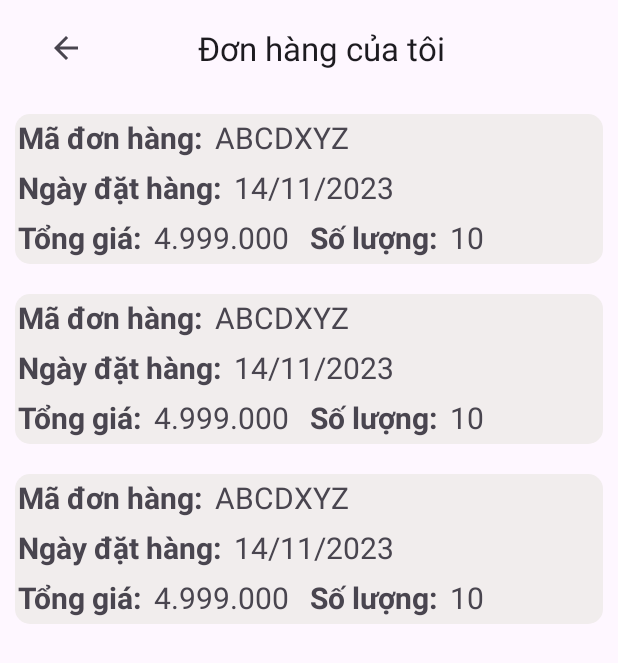
After one commit to thanhhuydoan2002/Clothes_Store, an Android app: the layout orders_fragment.xml on its own in the app's theme, with its tools: preview values and no code run, on a phone screen of 412 x 824 dp. The commit adds this screen. Shown: the top 663 px of the screen. Run offline under Robolectric (Android 15) with nearby library versions, the phone set to English and light mode, and no system bars.

Commit message:
Orders screen updated

```diff
--- a/app/src/main/java/com/example/tools_store_app/CartFragment.kt
+++ b/app/src/main/java/com/example/tools_store_app/CartFragment.kt
@@ -6,7 +6,6 @@ import com.example.tools_store_app.Models.CartModel
 import android.annotation.SuppressLint
 import android.graphics.Color
 import android.os.Bundle
-import android.util.Log
 import android.view.View
 import androidx.fragment.app.Fragment
 import androidx.navigation.Navigation
@@ -32,6 +31,8 @@ class CartFragment : Fragment(R.layout.cart_fragment), CartAdapter.OnLongClickRe
 
 
     private var orderDatabaseReference = Firebase.firestore.collection("orders")
+    private var cartDatabaseReference = Firebase.firestore.collection("cart")
+
 
     override fun onViewCreated(view: View, savedInstanceState: Bundle?) {
         super.onViewCreated(view, savedInstanceState)
@@ -53,19 +54,22 @@ class CartFragment : Fragment(R.layout.cart_fragment), CartAdapter.OnLongClickRe
 
 
 
+
         adapter = CartAdapter(requireContext(),cartList ,this)
         binding.rvCartItems.adapter = adapter
         binding.rvCartItems.layoutManager = layoutManager
 
 
 
+        binding.btnCartCheckout.setOnClickListener {
 
 
 
-        binding.btnCartCheckout.setOnClickListener {
-
             if(cartList.size > 0){
                 requireActivity().toast("Whooooa!! Giá trị đơn hàng của bạn là ${totalPrice}\n và đơn hàng sẽ giao đến bạn trong 7 ngày tiếp theo")
+
+                //add vao order
+
                 cartList.clear()
             }
 
@@ -84,17 +88,15 @@ class CartFragment : Fragment(R.layout.cart_fragment), CartAdapter.OnLongClickRe
 
 
 
-
     @SuppressLint("SuspiciousIndentation")
     private fun retrieveCartItems() {
-
-        orderDatabaseReference
+        cartDatabaseReference
             .whereEqualTo("uid",auth.currentUser!!.uid)
             .get()
             .addOnSuccessListener { querySnapshot ->
                 for (item in querySnapshot) {
+                    // each
                     val cartProduct = item.toObject<CartModel>()
-
 
                     cartList.add(cartProduct)
 
@@ -123,7 +125,7 @@ class CartFragment : Fragment(R.layout.cart_fragment), CartAdapter.OnLongClickRe
 
     override fun onLongRemove(item: CartModel , position:Int) {
 
-        orderDatabaseReference
+        cartDatabaseReference
             .whereEqualTo("uid",item.uid)
             .whereEqualTo("pid",item.pid)
             .whereEqualTo("size",item.size)
@@ -131,7 +133,7 @@ class CartFragment : Fragment(R.layout.cart_fragment), CartAdapter.OnLongClickRe
             .addOnSuccessListener { querySnapshot ->
 
                 for (item in querySnapshot){
-                    orderDatabaseReference.document(item.id).delete()
+                    cartDatabaseReference.document(item.id).delete()
                     cartList.removeAt(position)
                     adapter.notifyItemRemoved(position)
 
--- a/app/src/main/java/com/example/tools_store_app/DetailsFragment.kt
+++ b/app/src/main/java/com/example/tools_store_app/DetailsFragment.kt
@@ -8,7 +8,7 @@ import androidx.navigation.Navigation
 import androidx.navigation.fragment.navArgs
 import com.bumptech.glide.Glide
 import com.example.tools_store_app.Extensions.toast
-import com.example.tools_store_app.Models.ProductOrderModel
+import com.example.tools_store_app.Models.ProductCartModel
 import com.example.tools_store_app.rvadapters.SizeAdapter
 import com.example.tools_store_app.rvadapters.SizeOnClickInterface
 import com.example.tools_store_app.Models.TeeDisplayModel
@@ -17,10 +17,6 @@ import com.google.firebase.auth.FirebaseAuth
 import com.google.firebase.database.*
 import com.google.firebase.firestore.ktx.firestore
 import com.google.firebase.ktx.Firebase
-import kotlinx.coroutines.CoroutineScope
-import kotlinx.coroutines.Dispatchers
-import kotlinx.coroutines.launch
-import kotlinx.coroutines.withContext
 
 class DetailsFragment : Fragment(R.layout.product_details_fragment), SizeOnClickInterface {
 
@@ -31,6 +27,8 @@ class DetailsFragment : Fragment(R.layout.product_details_fragment), SizeOnClick
     private val args: DetailsFragmentArgs by navArgs()
 
     private val orderDatabaseReference = Firebase.firestore.collection("orders")
+    private var cartDatabaseReference = Firebase.firestore.collection("cart")
+
 
     private lateinit var currentUID :  String
     private lateinit var orderImageUrl:String
@@ -120,12 +118,12 @@ class DetailsFragment : Fragment(R.layout.product_details_fragment), SizeOnClick
 
             // TODO: Add Data to FireBase FireStore Database
 
-            val orderedProduct = ProductOrderModel(currentUID,productId,orderImageUrl,orderName,orderSize,orderQuantity,orderPrice)
+            val cartProduct = ProductCartModel(currentUID,productId,orderImageUrl,orderName,orderSize,orderQuantity,orderPrice)
 
             if(orderSize.isNullOrBlank()){
                 requireActivity().toast("Chọn kích cỡ")
             }else{
-                addDataToOrdersDatabase(orderedProduct)
+                addDataToCartDatabase(cartProduct)
 
                 Navigation.findNavController(view).navigate(R.id.action_detailsFragment_to_cartFragment)
             }
@@ -135,11 +133,11 @@ class DetailsFragment : Fragment(R.layout.product_details_fragment), SizeOnClick
 
     }
 
-    private fun addDataToOrdersDatabase(orderedProduct: ProductOrderModel) {
+    private fun addDataToCartDatabase(orderedProduct: ProductCartModel) {
 
-        orderDatabaseReference.add(orderedProduct).addOnCompleteListener{task ->
+        cartDatabaseReference.add(orderedProduct).addOnCompleteListener{task ->
             if(task.isSuccessful){
-                requireActivity().toast("Đơn hàng đã được giao thành công")
+                requireActivity().toast("Đã thêm vào giỏ hàng")
             }else{
                 requireActivity().toast(task.exception!!.localizedMessage!!)
             }
--- /dev/null
+++ b/app/src/main/java/com/example/tools_store_app/Models/OrderModel.kt
@@ -0,0 +1,8 @@
+package com.example.tools_store_app.Models
+
+data class OrderModel(
+    val orderId : String? = null ,
+    val order_DATE : String? = null ,
+    val total_quantity: Int? = null ,
+    val total_price: String? = null
+)
--- a/app/src/main/java/com/example/tools_store_app/Models/ProductOrderModel.kt
+++ b/app/src/main/java/com/example/tools_store_app/Models/ProductCartModel.kt
@@ -1,6 +1,6 @@
 package com.example.tools_store_app.Models
 
-data class ProductOrderModel(
+data class ProductCartModel(
 
     val uid : String? = null ,
     val pid : String? = null ,
--- a/app/src/main/java/com/example/tools_store_app/ProfileFragment.kt
+++ b/app/src/main/java/com/example/tools_store_app/ProfileFragment.kt
@@ -28,7 +28,7 @@ class ProfileFragment: Fragment(R.layout.profile_fragment) {
         auth = FirebaseAuth.getInstance()
 
 
-        binding.likeActualToolbar.setNavigationOnClickListener {
+        binding.profileActualToolbar.setNavigationOnClickListener {
             Navigation.findNavController(requireView()).popBackStack()
         }
 
--- /dev/null
+++ b/app/src/main/res/layout/order_item.xml
@@ -0,0 +1,183 @@
+<?xml version="1.0" encoding="utf-8"?>
+<androidx.constraintlayout.widget.ConstraintLayout xmlns:android="http://schemas.android.com/apk/res/android"
+    android:layout_width="match_parent"
+    android:layout_height="wrap_content"
+    xmlns:app="http://schemas.android.com/apk/res-auto"
+    android:layout_margin="10dp">
+
+    <LinearLayout
+        android:layout_width="match_parent"
+        android:layout_height="100dp"
+        android:orientation="vertical"
+        android:background="@drawable/custom_order_background"
+
+        app:layout_constraintTop_toTopOf="parent"
+        app:layout_constraintBottom_toBottomOf="parent"
+        app:layout_constraintStart_toStartOf="parent"
+        app:layout_constraintEnd_toEndOf="parent"
+
+        android:weightSum="3">
+
+        <LinearLayout
+            android:layout_width="wrap_content"
+            android:layout_height="match_parent"
+            android:orientation="horizontal"
+            android:layout_weight="1"
+
+            android:weightSum="2">
+
+            <LinearLayout
+                android:layout_width="wrap_content"
+                android:layout_height="match_parent"
+                android:layout_weight="1">
+
+                <TextView
+                    android:layout_width="wrap_content"
+                    android:layout_height="match_parent"
+                    android:padding="2dp"
+                    android:text="Mã đơn hàng: "
+                    android:textSize="20sp"
+                    android:textStyle="bold"/>
+            </LinearLayout>
+
+            <LinearLayout
+                android:layout_width="wrap_content"
+                android:layout_height="match_parent"
+                android:layout_weight="1">
+
+                <TextView
+                    android:layout_width="wrap_content"
+                    android:layout_height="match_parent"
+                    android:padding="2dp"
+                    android:text="ABCDXYZ"
+                    android:textSize="20sp" />
+            </LinearLayout>
+
+        </LinearLayout>
+
+        <LinearLayout
+            android:layout_width="wrap_content"
+            android:layout_height="match_parent"
+            android:orientation="horizontal"
+            android:layout_weight="1"
+
+            android:weightSum="2">
+
+            <LinearLayout
+                android:layout_width="wrap_content"
+                android:layout_height="match_parent"
+                android:layout_weight="1">
+
+                <TextView
+                    android:layout_width="wrap_content"
+                    android:layout_height="match_parent"
+                    android:padding="2dp"
+                    android:text="Ngày đặt hàng: "
+                    android:textSize="20sp"
+                    android:textStyle="bold"/>
+
+            </LinearLayout>
+
+
+
+            <LinearLayout
+                android:layout_width="wrap_content"
+                android:layout_height="match_parent"
+                android:layout_weight="1">
+
+                <TextView
+                    android:layout_width="wrap_content"
+                    android:layout_height="match_parent"
+                    android:padding="2dp"
+                    android:text="14/11/2023"
+                    android:textSize="20sp" />
+
+            </LinearLayout>
+
+
+
+
+        </LinearLayout>
+
+        <LinearLayout
+            android:layout_width="wrap_content"
+            android:layout_height="match_parent"
+            android:orientation="horizontal"
+            android:layout_weight="1"
+
+            android:weightSum="4">
+
+            <LinearLayout
+                android:layout_width="wrap_content"
+                android:layout_height="match_parent"
+                android:layout_weight="1">
+
+                <TextView
+                    android:layout_width="wrap_content"
+                    android:layout_height="match_parent"
+                    android:padding="2dp"
+                    android:text="Tổng giá: "
+                    android:textSize="20sp"
+                    android:textStyle="bold"/>
+
+            </LinearLayout>
+
+
+
+            <LinearLayout
+                android:layout_width="wrap_content"
+                android:layout_height="match_parent"
+                android:layout_weight="1">
+
+                <TextView
+                    android:layout_width="wrap_content"
+                    android:layout_height="match_parent"
+                    android:padding="2dp"
+                    android:text="4.999.000"
+                    android:textSize="20sp" />
+
+            </LinearLayout>
+
+            <LinearLayout
+                android:layout_width="wrap_content"
+                android:layout_height="match_parent"
+                android:layout_weight="1">
+
+                <TextView
+                    android:layout_width="wrap_content"
+                    android:layout_height="match_parent"
+                    android:layout_marginLeft="10dp"
+                    android:padding="2dp"
+                    android:text="Số lượng: "
+                    android:textSize="20sp"
+                    android:textStyle="bold"/>
+
+            </LinearLayout>
+
+
+
+            <LinearLayout
+                android:layout_width="wrap_content"
+                android:layout_height="match_parent"
+                android:layout_weight="1">
+
+                <TextView
+                    android:layout_width="wrap_content"
+                    android:layout_height="match_parent"
+                    android:padding="2dp"
+                    android:text="10"
+                    android:textSize="20sp" />
+
+            </LinearLayout>
+
+
+
+
+        </LinearLayout>
+
+
+    </LinearLayout>
+
+
+
+</androidx.constraintlayout.widget.ConstraintLayout>
--- /dev/null
+++ b/app/src/main/res/layout/orders_fragment.xml
@@ -0,0 +1,40 @@
+<?xml version="1.0" encoding="utf-8"?>
+<androidx.constraintlayout.widget.ConstraintLayout xmlns:android="http://schemas.android.com/apk/res/android"
+    xmlns:app="http://schemas.android.com/apk/res-auto"
+    xmlns:tools="http://schemas.android.com/tools"
+    android:layout_width="match_parent"
+    android:layout_height="match_parent">
+
+    <androidx.appcompat.widget.Toolbar
+        android:id="@+id/ordersToolbar"
+        android:layout_width="match_parent"
+        android:layout_height="wrap_content"
+        app:layout_constraintEnd_toEndOf="parent"
+        app:layout_constraintStart_toStartOf="parent"
+        app:layout_constraintTop_toTopOf="parent">
+
+        <com.google.android.material.appbar.MaterialToolbar
+            android:id="@+id/ordersActualToolbar"
+            android:layout_width="match_parent"
+            android:layout_height="wrap_content"
+            app:navigationIcon="@drawable/ic_baseline_arrow_back_24"
+            app:title="Đơn hàng của tôi"
+            app:titleCentered="true" />
+    </androidx.appcompat.widget.Toolbar>
+
+    <androidx.recyclerview.widget.RecyclerView
+        android:id="@+id/rvMainProductsList"
+        android:layout_width="match_parent"
+        android:layout_height="0dp"
+        app:layout_constraintTop_toBottomOf="@id/guideline"
+        tools:listitem="@layout/order_item" />
+
+    <androidx.constraintlayout.widget.Guideline
+        android:id="@+id/guideline"
+        android:layout_width="wrap_content"
+        android:layout_height="wrap_content"
+        android:orientation="horizontal"
+        app:layout_constraintGuide_percent="0.08" />
+
+
+</androidx.constraintlayout.widget.ConstraintLayout>
--- a/app/src/main/res/layout/profile_fragment.xml
+++ b/app/src/main/res/layout/profile_fragment.xml
@@ -6,7 +6,7 @@
     android:layout_height="match_parent">
 
     <androidx.appcompat.widget.Toolbar
-        android:id="@+id/likeToolbar"
+        android:id="@+id/profileToolbar"
         android:layout_width="match_parent"
         android:layout_height="wrap_content"
         app:layout_constraintEnd_toEndOf="parent"
@@ -14,7 +14,7 @@
         app:layout_constraintTop_toTopOf="parent">
 
         <com.google.android.material.appbar.MaterialToolbar
-            android:id="@+id/likeActualToolbar"
+            android:id="@+id/profileActualToolbar"
             android:layout_width="match_parent"
             android:layout_height="wrap_content"
             app:navigationIcon="@drawable/ic_baseline_arrow_back_24"
```
